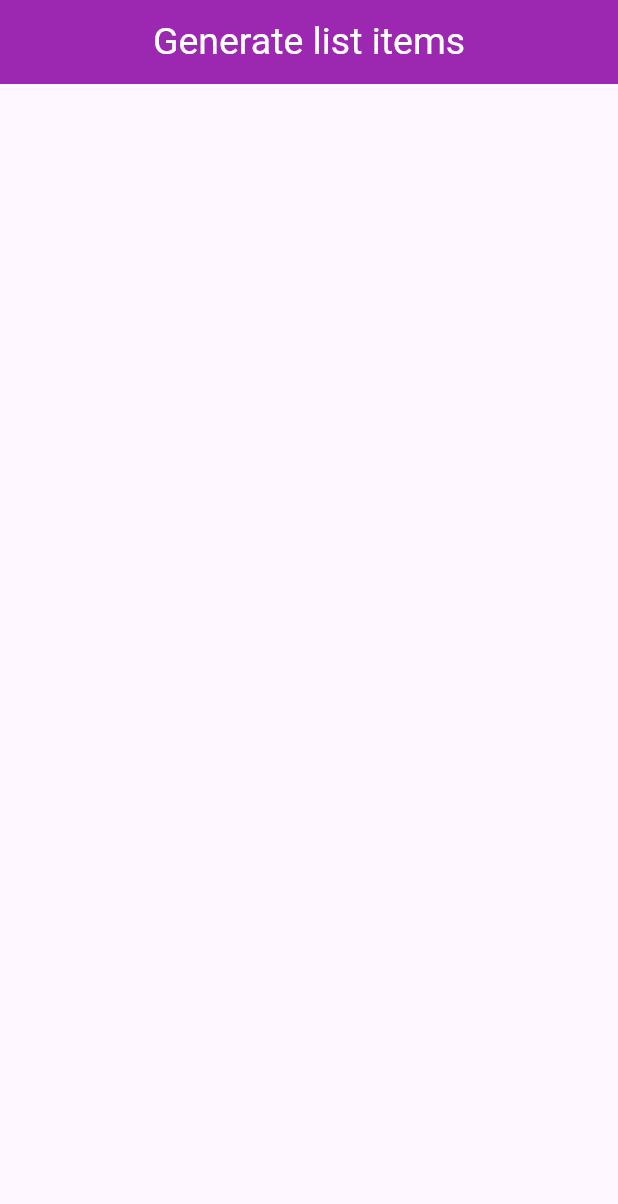
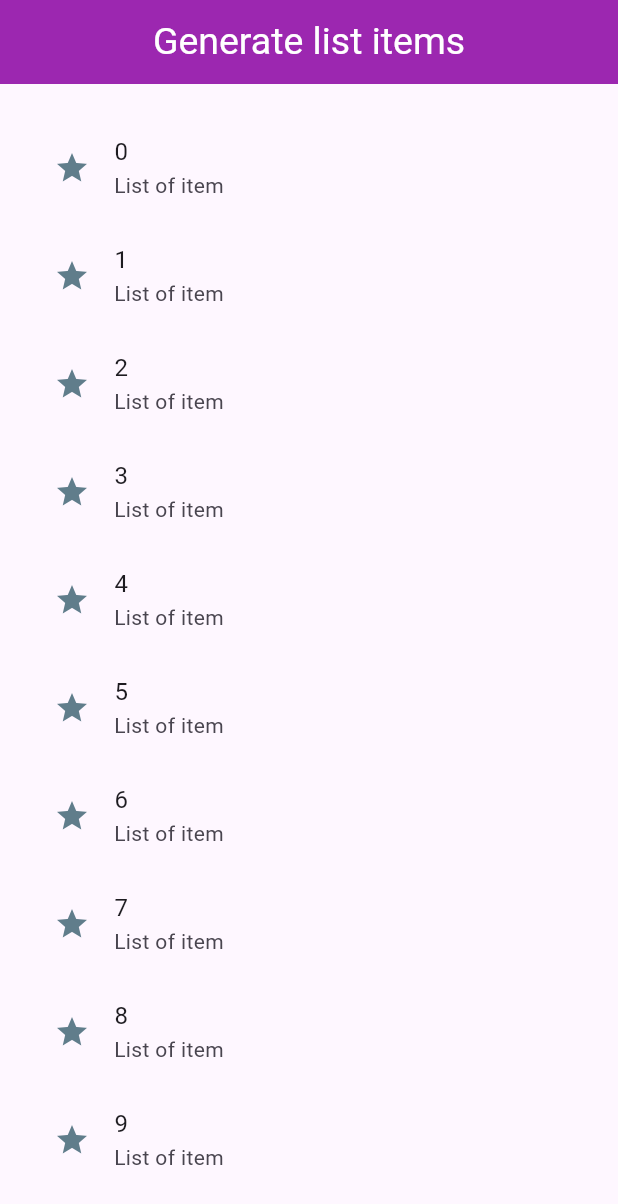
Before and after one commit to Majok-Bol/generate_list, a Flutter app: the screen it shows after launch, on a phone screen of 412 x 824 dp. Shown: the top 1204 px of the screen. Run offline on Flutter 3.47's test engine with Material 3 defaults, Android fonts, the light colour scheme and no system bars.

Commit message:
made list of 100 items

```diff
--- a/lib/main.dart
+++ b/lib/main.dart
@@ -9,6 +9,17 @@ class MyApp extends StatelessWidget{
       debugShowCheckedModeBanner: false,
       home: Scaffold(
         appBar: AppBar(title: Text('Generate list items',style: TextStyle(color: Colors.white,fontSize: 25),),centerTitle: true,backgroundColor: Colors.purple,),
+        body: Container(
+          margin: EdgeInsets.all(10),
+          padding: EdgeInsets.all(10),
+          child:ListView.builder(
+            itemCount: 100,
+
+              itemBuilder: (context,index){
+              return SizedBox(child: ListTile(leading:Icon(Icons.star,color: Colors.blueGrey,),title: Text('$index'),subtitle: Text('List of item'),));
+
+          }),
+        ),
       ),
     );
   }
```
